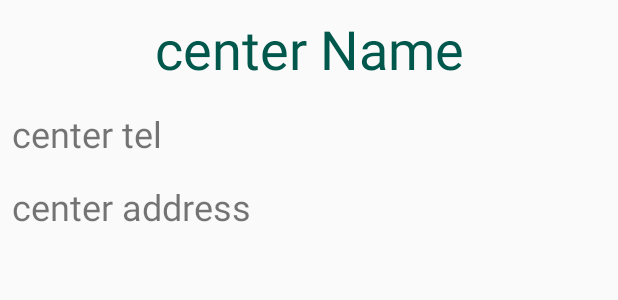
After one commit to gkdl2197/AppGame, an Android app: the layout activity_facility_item.xml on its own in the app's theme, with its tools: preview values and no code run, on a phone screen of 412 x 824 dp. The commit adds this screen. Shown: the top 300 px of the screen. Run offline under Robolectric (Android 15) with nearby library versions, the phone set to English and light mode, and no system bars.

Commit message:
facility_item.xml

```diff
--- a/app/src/main/AndroidManifest.xml
+++ b/app/src/main/AndroidManifest.xml
@@ -42,6 +42,7 @@
         <activity android:name=".GameDetailActivity" />
         <activity android:name=".GameActivity" />
         <activity android:name=".LoginActivity" />
+        <activity android:name=".FacilityInfoActivity" />
         <activity
             android:name=".GameActivity"
             tools:ignore="DuplicateActivity" />
--- a/app/src/main/java/edu/android/appgame/game/GameDao.java
+++ b/app/src/main/java/edu/android/appgame/game/GameDao.java
@@ -32,6 +32,7 @@ public class GameDao {
         gameList.add(new Game("도형지능게임", "점, 선, 면 등을 사용하여 이루어진 도형을 자유롭게 다룰수 있도록 도움을 주는 게임입니다.", R.drawable.cards));
         gameList.add(new Game("집중력게임 ", "모든 원인은 집중력 부족입니다. 집중력을 키워보세요!", R.drawable.puzzle));
         gameList.add(new Game("언어능력게임", "언어는 사회생활을 하는 필수적인 요소입니다. 언어는 중요한 능력입니다.", R.drawable.toys));
+
     } // end makeDummyData()
 
 } // end class GameDao
--- /dev/null
+++ b/app/src/main/res/layout/activity_facility_item.xml
@@ -0,0 +1,32 @@
+<?xml version="1.0" encoding="utf-8"?>
+<LinearLayout xmlns:android="http://schemas.android.com/apk/res/android"
+    android:layout_width="match_parent"
+    android:layout_height="wrap_content"
+    android:orientation="vertical">
+
+    <TextView
+        android:id="@+id/textCenterName"
+        android:layout_width="match_parent"
+        android:layout_height="wrap_content"
+        android:layout_margin="8dp"
+        android:textSize="36sp"
+        android:textAlignment="center"
+        android:textColor="@color/colorPrimaryDark"
+        android:text="center Name" />
+
+    <TextView
+        android:id="@+id/textCenterTel"
+        android:layout_margin="8dp"
+        android:layout_width="match_parent"
+        android:layout_height="wrap_content"
+        android:textSize="24sp"
+        android:text="center tel" />
+
+    <TextView
+        android:id="@+id/textCenterAddr"
+        android:layout_margin="8dp"
+        android:layout_width="match_parent"
+        android:layout_height="wrap_content"
+        android:textSize="24sp"
+        android:text="center address" />
+</LinearLayout>
--- a/app/src/main/res/layout/activity_game_detail.xml
+++ b/app/src/main/res/layout/activity_game_detail.xml
@@ -15,6 +15,5 @@
         app:layout_constraintEnd_toEndOf="parent"
         app:layout_constraintStart_toStartOf="parent"
         app:layout_constraintTop_toTopOf="parent">
-
     </FrameLayout>
 </android.support.constraint.ConstraintLayout>
--- a/app/src/main/res/values/strings.xml
+++ b/app/src/main/res/values/strings.xml
@@ -29,9 +29,9 @@
         <item>주황</item>
         <item>기본</item>
     </string-array>
-    <string name="title_activity_test_dementia">TestDementia</string>
     <string name="title_home">Home</string>
     <string name="title_dashboard">Dashboard</string>
     <string name="title_notifications">Notifications</string>
+    <string name="title_activity_test_dementia">TestDementia</string>
 
 </resources>
```
Also changed, not shown: app/src/main/java/edu/android/appgame/FacilityInfoActivity.java (+106 -4 lines), app/src/main/java/edu/android/appgame/test/TestSelectActivity.java (+0 -1 lines), app/src/main/res/layout/activity_facility_info.xml (+16 -2 lines).
